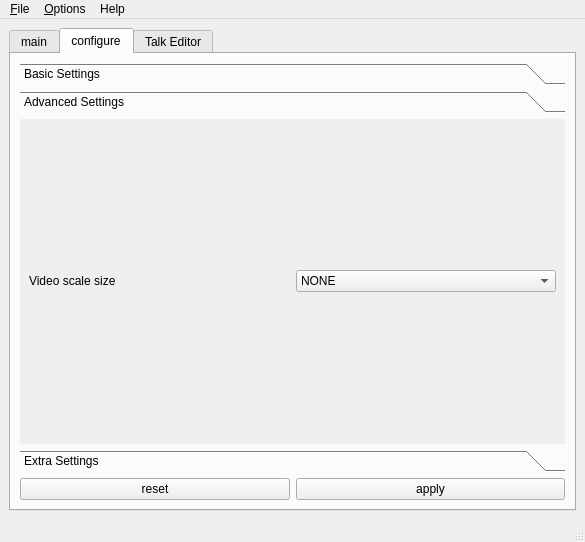
Qt form src/freeseer/frontend/default/forms/freeseer_ui_qt.ui (Freeseer/freeseer) before a commit.
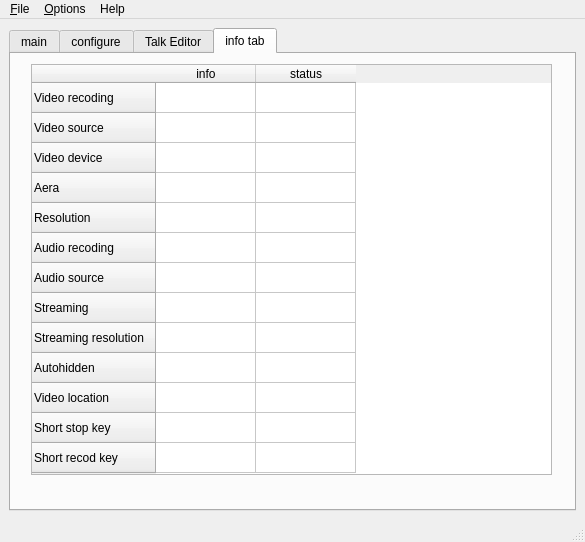
The same form after that commit. The open tabs and pages were chosen to show the change. Icons and pictures are not drawn.

Commit message: add info tab in freeseer modified loading function disable the old gui functions

```diff
--- a/src/freeseer/frontend/default/forms/freeseer_ui_qt.ui
+++ b/src/freeseer/frontend/default/forms/freeseer_ui_qt.ui
@@ -31,7 +31,7 @@
        <enum>QTabWidget::North</enum>
       </property>
       <property name="currentIndex">
-       <number>1</number>
+       <number>3</number>
       </property>
       <property name="elideMode">
        <enum>Qt::ElideNone</enum>
@@ -469,8 +469,8 @@
             <rect>
              <x>0</x>
              <y>0</y>
-             <width>225</width>
-             <height>48</height>
+             <width>545</width>
+             <height>291</height>
             </rect>
            </property>
            <attribute name="label">
@@ -999,6 +999,117 @@
         </item>
        </layout>
       </widget>
+      <widget class="QWidget" name="tab_2">
+       <attribute name="title">
+        <string>info tab</string>
+       </attribute>
+       <widget class="QTableWidget" name="tableWidget_infoTable">
+        <property name="geometry">
+         <rect>
+          <x>20</x>
+          <y>10</y>
+          <width>521</width>
+          <height>411</height>
+         </rect>
+        </property>
+        <property name="editTriggers">
+         <set>QAbstractItemView::NoEditTriggers</set>
+        </property>
+        <property name="tabKeyNavigation">
+         <bool>true</bool>
+        </property>
+        <property name="showDropIndicator" stdset="0">
+         <bool>true</bool>
+        </property>
+        <property name="dragDropOverwriteMode">
+         <bool>true</bool>
+        </property>
+        <property name="selectionMode">
+         <enum>QAbstractItemView::NoSelection</enum>
+        </property>
+        <property name="columnCount">
+         <number>2</number>
+        </property>
+        <attribute name="horizontalHeaderMinimumSectionSize">
+         <number>20</number>
+        </attribute>
+        <row>
+         <property name="text">
+          <string>Video recoding</string>
+         </property>
+        </row>
+        <row>
+         <property name="text">
+          <string>Video source</string>
+         </property>
+        </row>
+        <row>
+         <property name="text">
+          <string>Video device</string>
+         </property>
+        </row>
+        <row>
+         <property name="text">
+          <string>Aera</string>
+         </property>
+        </row>
+        <row>
+         <property name="text">
+          <string>Resolution</string>
+         </property>
+        </row>
+        <row>
+         <property name="text">
+          <string>Audio recoding</string>
+         </property>
+        </row>
+        <row>
+         <property name="text">
+          <string>Audio source</string>
+         </property>
+        </row>
+        <row>
+         <property name="text">
+          <string>Streaming</string>
+         </property>
+        </row>
+        <row>
+         <property name="text">
+          <string>Streaming resolution</string>
+         </property>
+        </row>
+        <row>
+         <property name="text">
+          <string>Autohidden</string>
+         </property>
+        </row>
+        <row>
+         <property name="text">
+          <string>Video location</string>
+         </property>
+        </row>
+        <row>
+         <property name="text">
+          <string>Short stop key</string>
+         </property>
+        </row>
+        <row>
+         <property name="text">
+          <string>Short recod key</string>
+         </property>
+        </row>
+        <column>
+         <property name="text">
+          <string>info</string>
+         </property>
+        </column>
+        <column>
+         <property name="text">
+          <string>status</string>
+         </property>
+        </column>
+       </widget>
+      </widget>
      </widget>
     </item>
    </layout>
```
Left out of the diff: 4 changed lines with no effect on the pictures. The commit also changes 5 other files.
